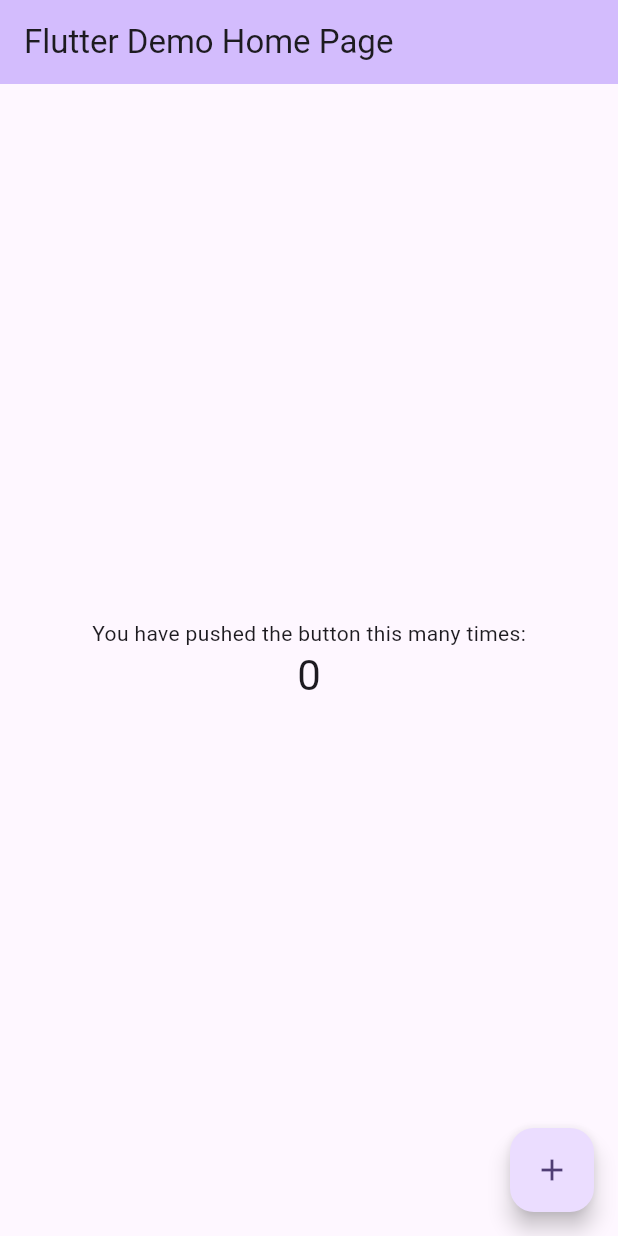
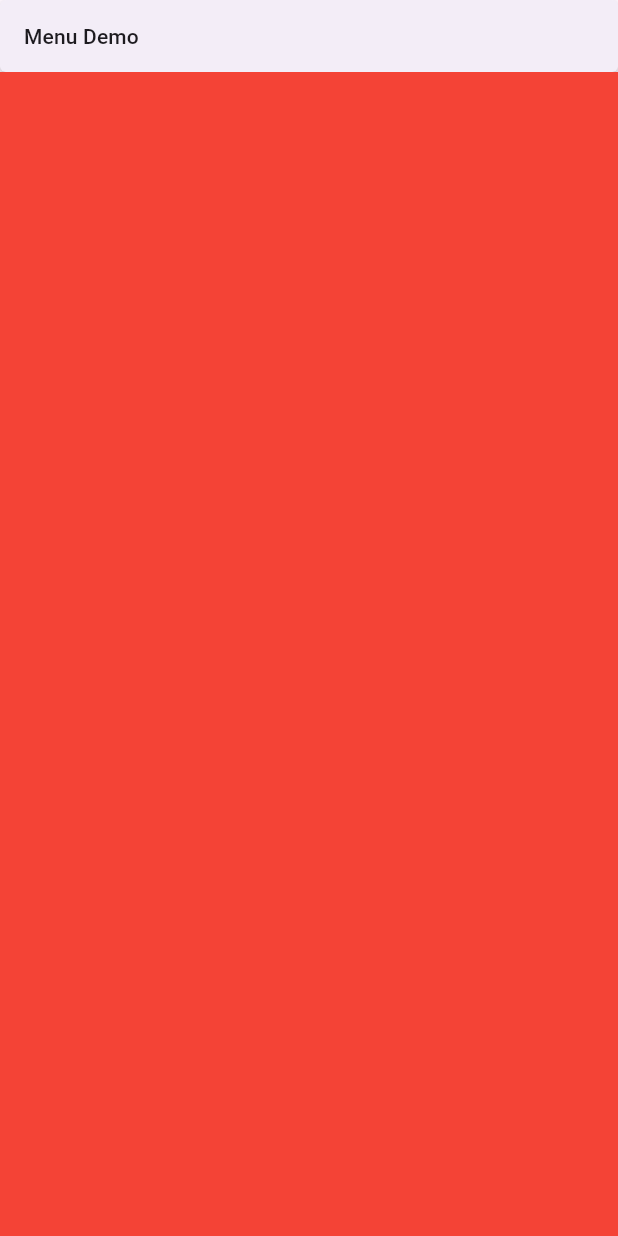
Before and after one commit to dustroyerw/Barics-Mobile-Bar-App-Flutter, a Flutter app: the screen it shows after launch, on a phone screen of 412 x 824 dp. Run offline on Flutter 3.47's test engine with Material 3 defaults, Android fonts, the phone set to English and light mode, and no system bars.

Commit message:
First Customized Application
Created a test code in which there is a menu that has About, Show Message, and Background Color as its submenus. The Background Color submenus lets the user to choose from different colors.

```diff
--- a/flutter_barics_mobile_application/lib/main.dart
+++ b/flutter_barics_mobile_application/lib/main.dart
@@ -1,125 +1,245 @@
 import 'package:flutter/material.dart';
+import 'package:flutter/services.dart';
 
-void main() {
-  runApp(const MyApp());
-}
+/// Flutter code sample for [MenuBar].
 
-class MyApp extends StatelessWidget {
-  const MyApp({super.key});
+void main() => runApp(const MenuBarApp());
 
-  // This widget is the root of your application.
-  @override
-  Widget build(BuildContext context) {
-    return MaterialApp(
-      title: 'Flutter Demo',
-      theme: ThemeData(
-        // This is the theme of your application.
-        //
-        // TRY THIS: Try running your application with "flutter run". You'll see
-        // the application has a purple toolbar. Then, without quitting the app,
-        // try changing the seedColor in the colorScheme below to Colors.green
-        // and then invoke "hot reload" (save your changes or press the "hot
-        // reload" button in a Flutter-supported IDE, or press "r" if you used
-        // the command line to start the app).
-        //
-        // Notice that the counter didn't reset back to zero; the application
-        // state is not lost during the reload. To reset the state, use hot
-        // restart instead.
-        //
-        // This works for code too, not just values: Most code changes can be
-        // tested with just a hot reload.
-        colorScheme: ColorScheme.fromSeed(seedColor: Colors.deepPurple),
-        useMaterial3: true,
-      ),
-      home: const MyHomePage(title: 'Flutter Demo Home Page'),
-    );
+/// A class for consolidating the definition of menu entries.
+///
+/// This sort of class is not required, but illustrates one way that defining
+/// menus could be done.
+class MenuEntry {
+  const MenuEntry(
+      {required this.label, this.shortcut, this.onPressed, this.menuChildren})
+      : assert(menuChildren == null || onPressed == null,
+            'onPressed is ignored if menuChildren are provided');
+  final String label;
+
+  final MenuSerializableShortcut? shortcut;
+  final VoidCallback? onPressed;
+  final List<MenuEntry>? menuChildren;
+
+  static List<Widget> build(List<MenuEntry> selections) {
+    Widget buildSelection(MenuEntry selection) {
+      if (selection.menuChildren != null) {
+        return SubmenuButton(
+          menuChildren: MenuEntry.build(selection.menuChildren!),
+          child: Text(selection.label),
+        );
+      }
+      return MenuItemButton(
+        shortcut: selection.shortcut,
+        onPressed: selection.onPressed,
+        child: Text(selection.label),
+      );
+    }
+
+    return selections.map<Widget>(buildSelection).toList();
+  }
+
+  static Map<MenuSerializableShortcut, Intent> shortcuts(
+      List<MenuEntry> selections) {
+    final Map<MenuSerializableShortcut, Intent> result =
+        <MenuSerializableShortcut, Intent>{};
+    for (final MenuEntry selection in selections) {
+      if (selection.menuChildren != null) {
+        result.addAll(MenuEntry.shortcuts(selection.menuChildren!));
+      } else {
+        if (selection.shortcut != null && selection.onPressed != null) {
+          result[selection.shortcut!] =
+              VoidCallbackIntent(selection.onPressed!);
+        }
+      }
+    }
+    return result;
   }
 }
 
-class MyHomePage extends StatefulWidget {
-  const MyHomePage({super.key, required this.title});
+class MyMenuBar extends StatefulWidget {
+  const MyMenuBar({
+    super.key,
+    required this.message,
+  });
 
-  // This widget is the home page of your application. It is stateful, meaning
-  // that it has a State object (defined below) that contains fields that affect
-  // how it looks.
-
-  // This class is the configuration for the state. It holds the values (in this
-  // case the title) provided by the parent (in this case the App widget) and
-  // used by the build method of the State. Fields in a Widget subclass are
-  // always marked "final".
-
-  final String title;
+  final String message;
 
   @override
-  State<MyHomePage> createState() => _MyHomePageState();
+  State<MyMenuBar> createState() => _MyMenuBarState();
 }
 
-class _MyHomePageState extends State<MyHomePage> {
-  int _counter = 0;
+class _MyMenuBarState extends State<MyMenuBar> {
+  ShortcutRegistryEntry? _shortcutsEntry;
+  String? _lastSelection;
 
-  void _incrementCounter() {
-    setState(() {
-      // This call to setState tells the Flutter framework that something has
-      // changed in this State, which causes it to rerun the build method below
-      // so that the display can reflect the updated values. If we changed
-      // _counter without calling setState(), then the build method would not be
-      // called again, and so nothing would appear to happen.
-      _counter++;
-    });
+  Color get backgroundColor => _backgroundColor;
+  Color _backgroundColor = Colors.red;
+  set backgroundColor(Color value) {
+    if (_backgroundColor != value) {
+      setState(() {
+        _backgroundColor = value;
+      });
+    }
+  }
+
+  bool get showingMessage => _showMessage;
+  bool _showMessage = false;
+  set showingMessage(bool value) {
+    if (_showMessage != value) {
+      setState(() {
+        _showMessage = value;
+      });
+    }
+  }
+
+  @override
+  void dispose() {
+    _shortcutsEntry?.dispose();
+    super.dispose();
   }
 
   @override
   Widget build(BuildContext context) {
-    // This method is rerun every time setState is called, for instance as done
-    // by the _incrementCounter method above.
-    //
-    // The Flutter framework has been optimized to make rerunning build methods
-    // fast, so that you can just rebuild anything that needs updating rather
-    // than having to individually change instances of widgets.
-    return Scaffold(
-      appBar: AppBar(
-        // TRY THIS: Try changing the color here to a specific color (to
-        // Colors.amber, perhaps?) and trigger a hot reload to see the AppBar
-        // change color while the other colors stay the same.
-        backgroundColor: Theme.of(context).colorScheme.inversePrimary,
-        // Here we take the value from the MyHomePage object that was created by
-        // the App.build method, and use it to set our appbar title.
-        title: Text(widget.title),
-      ),
-      body: Center(
-        // Center is a layout widget. It takes a single child and positions it
-        // in the middle of the parent.
-        child: Column(
-          // Column is also a layout widget. It takes a list of children and
-          // arranges them vertically. By default, it sizes itself to fit its
-          // children horizontally, and tries to be as tall as its parent.
-          //
-          // Column has various properties to control how it sizes itself and
-          // how it positions its children. Here we use mainAxisAlignment to
-          // center the children vertically; the main axis here is the vertical
-          // axis because Columns are vertical (the cross axis would be
-          // horizontal).
-          //
-          // TRY THIS: Invoke "debug painting" (choose the "Toggle Debug Paint"
-          // action in the IDE, or press "p" in the console), to see the
-          // wireframe for each widget.
-          mainAxisAlignment: MainAxisAlignment.center,
+    return Column(
+      children: <Widget>[
+        Row(
+          mainAxisSize: MainAxisSize.min,
           children: <Widget>[
-            const Text(
-              'You have pushed the button this many times:',
-            ),
-            Text(
-              '$_counter',
-              style: Theme.of(context).textTheme.headlineMedium,
+            Expanded(
+              child: MenuBar(
+                children: MenuEntry.build(_getMenus()),
+              ),
             ),
           ],
         ),
+        Expanded(
+          child: Container(
+            alignment: Alignment.center,
+            color: backgroundColor,
+            child: Column(
+              mainAxisAlignment: MainAxisAlignment.center,
+              children: <Widget>[
+                Padding(
+                  padding: const EdgeInsets.all(12.0),
+                  child: Text(
+                    showingMessage ? widget.message : '',
+                    style: Theme.of(context).textTheme.headlineSmall,
+                  ),
+                ),
+                Text(_lastSelection != null
+                    ? 'Last Selected: $_lastSelection'
+                    : ''),
+              ],
+            ),
+          ),
+        ),
+      ],
+    );
+  }
+
+  List<MenuEntry> _getMenus() {
+    final List<MenuEntry> result = <MenuEntry>[
+      MenuEntry(
+        label: 'Menu Demo',
+        menuChildren: <MenuEntry>[
+          MenuEntry(
+            label: 'About',
+            onPressed: () {
+              showAboutDialog(
+                context: context,
+                applicationName: 'MenuBar Sample',
+                applicationVersion: '1.0.0',
+              );
+              setState(() {
+                _lastSelection = 'About';
+              });
+            },
+          ),
+          MenuEntry(
+            label: showingMessage ? 'Hide Message' : 'Show Message',
+            onPressed: () {
+              setState(() {
+                _lastSelection =
+                    showingMessage ? 'Hide Message' : 'Show Message';
+                showingMessage = !showingMessage;
+              });
+            },
+            shortcut:
+                const SingleActivator(LogicalKeyboardKey.keyS, control: true),
+          ),
+          // Hides the message, but is only enabled if the message isn't
+          // already hidden.
+          MenuEntry(
+            label: 'Reset Message',
+            onPressed: showingMessage
+                ? () {
+                    setState(() {
+                      _lastSelection = 'Reset Message';
+                      showingMessage = false;
+                    });
+                  }
+                : null,
+            shortcut: const SingleActivator(LogicalKeyboardKey.escape),
+          ),
+          MenuEntry(
+            label: 'Background Color',
+            menuChildren: <MenuEntry>[
+              MenuEntry(
+                label: 'Red Background',
+                onPressed: () {
+                  setState(() {
+                    _lastSelection = 'Red Background';
+                    backgroundColor = Colors.red;
+                  });
+                },
+                shortcut: const SingleActivator(LogicalKeyboardKey.keyR,
+                    control: true),
+              ),
+              MenuEntry(
+                label: 'Green Background',
+                onPressed: () {
+                  setState(() {
+                    _lastSelection = 'Green Background';
+                    backgroundColor = Colors.green;
+                  });
+                },
+                shortcut: const SingleActivator(LogicalKeyboardKey.keyG,
+                    control: true),
+              ),
+              MenuEntry(
+                label: 'Blue Background',
+                onPressed: () {
+                  setState(() {
+                    _lastSelection = 'Blue Background';
+                    backgroundColor = Colors.blue;
+                  });
+                },
+                shortcut: const SingleActivator(LogicalKeyboardKey.keyB,
+                    control: true),
+              ),
+            ],
+          ),
+        ],
       ),
-      floatingActionButton: FloatingActionButton(
-        onPressed: _incrementCounter,
-        tooltip: 'Increment',
-        child: const Icon(Icons.add),
-      ), // This trailing comma makes auto-formatting nicer for build methods.
+    ];
+    // (Re-)register the shortcuts with the ShortcutRegistry so that they are
+    // available to the entire application, and update them if they've changed.
+    _shortcutsEntry?.dispose();
+    _shortcutsEntry =
+        ShortcutRegistry.of(context).addAll(MenuEntry.shortcuts(result));
+    return result;
+  }
+}
+
+class MenuBarApp extends StatelessWidget {
+  const MenuBarApp({super.key});
+
+  static const String kMessage = '"Talk less. Smile more." - A. Burr';
+
+  @override
+  Widget build(BuildContext context) {
+    return const MaterialApp(
+      home: Scaffold(body: SafeArea(child: MyMenuBar(message: kMessage))),
     );
   }
 }
```
Also changed, not shown: 1 other file.
